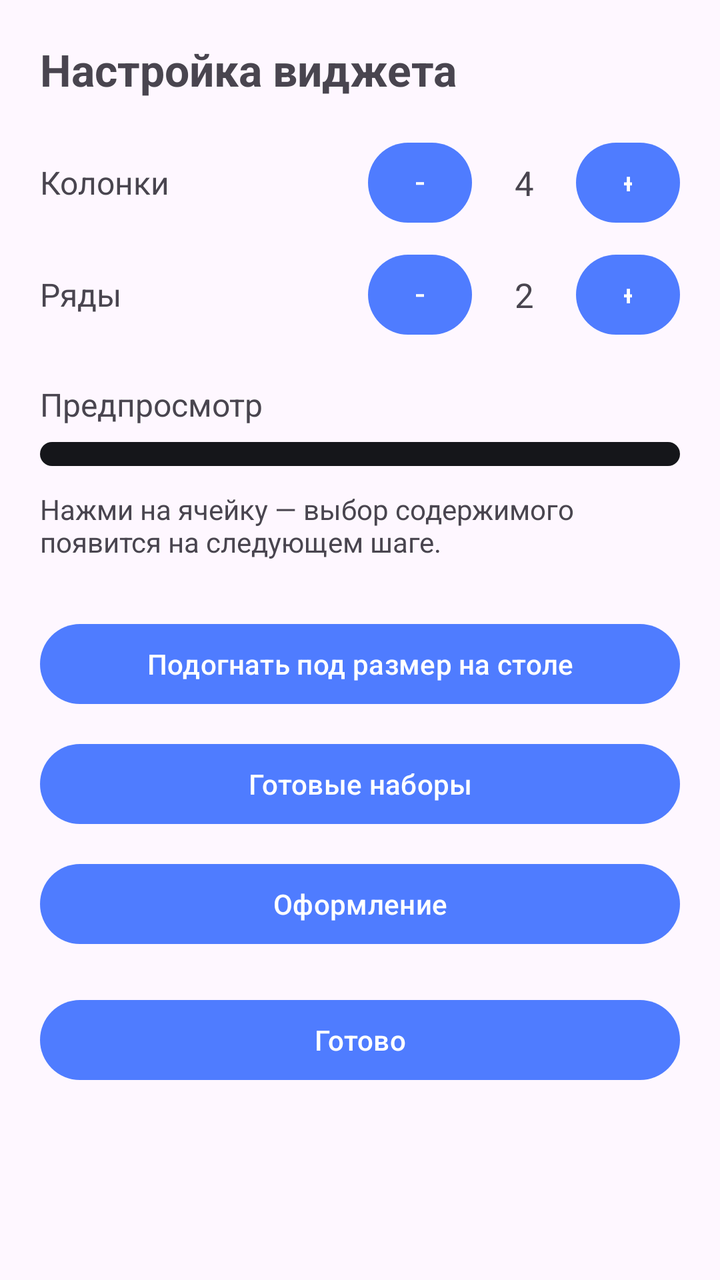
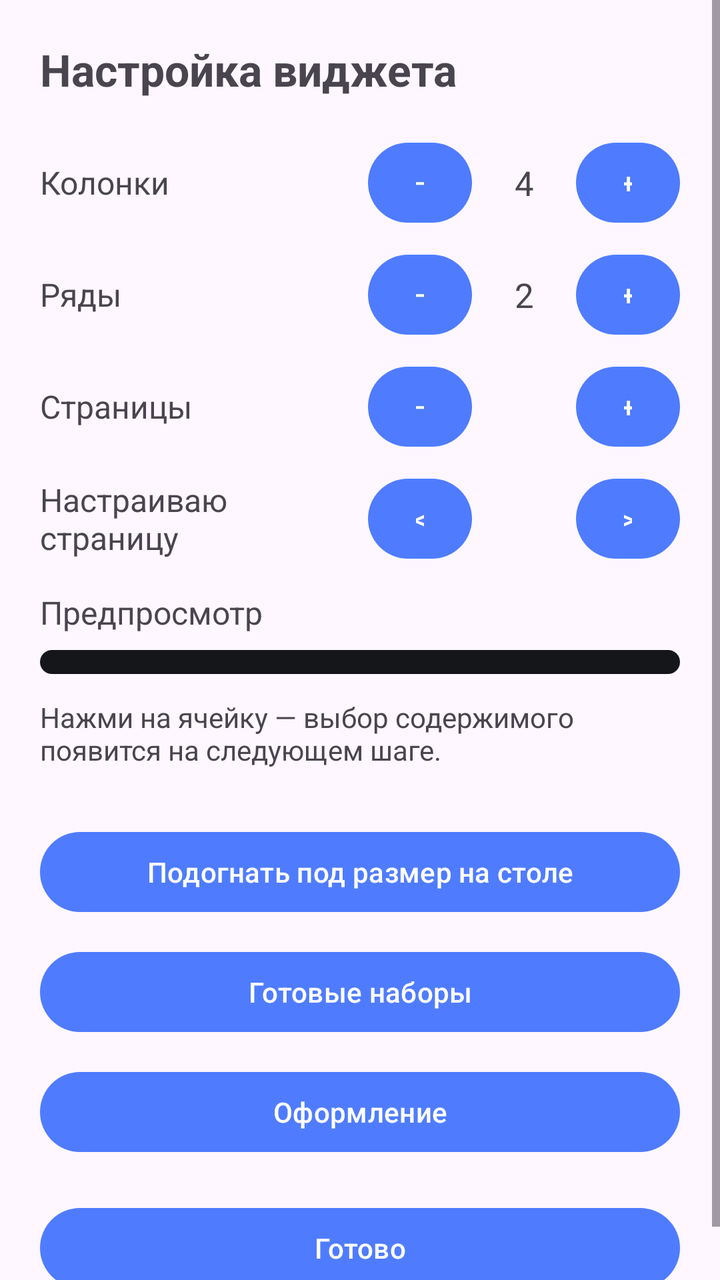

An Android layout rendered at two revisions. The XML below is the earlier revision; the diff shows what the commit changed to produce the second picture.
<!-- AndroidManifest.xml: application theme Theme.WidgetPlus -->
<!-- res/layout/activity_widget_config.xml -->
<?xml version="1.0" encoding="utf-8"?>
<ScrollView xmlns:android="http://schemas.android.com/apk/res/android"
    android:layout_width="match_parent"
    android:layout_height="match_parent"
    android:fillViewport="true">

    <LinearLayout
        android:layout_width="match_parent"
        android:layout_height="wrap_content"
        android:orientation="vertical"
        android:padding="20dp">

        <TextView
            android:layout_width="wrap_content"
            android:layout_height="wrap_content"
            android:text="@string/config_title"
            android:textSize="22sp"
            android:textStyle="bold" />

        <LinearLayout
            android:layout_width="match_parent"
            android:layout_height="wrap_content"
            android:layout_marginTop="18dp"
            android:gravity="center_vertical"
            android:orientation="horizontal">

            <TextView
                android:layout_width="0dp"
                android:layout_height="wrap_content"
                android:layout_weight="1"
                android:text="@string/config_columns"
                android:textSize="16sp" />

            <Button
                android:id="@+id/btnColsMinus"
                android:layout_width="52dp"
                android:layout_height="48dp"
                android:text="@string/minus" />

            <TextView
                android:id="@+id/tvCols"
                android:layout_width="52dp"
                android:layout_height="wrap_content"
                android:gravity="center"
                android:text="4"
                android:textSize="17sp" />

            <Button
                android:id="@+id/btnColsPlus"
                android:layout_width="52dp"
                android:layout_height="48dp"
                android:text="@string/plus" />
        </LinearLayout>

        <LinearLayout
            android:layout_width="match_parent"
            android:layout_height="wrap_content"
            android:layout_marginTop="8dp"
            android:gravity="center_vertical"
            android:orientation="horizontal">

            <TextView
                android:layout_width="0dp"
                android:layout_height="wrap_content"
                android:layout_weight="1"
                android:text="@string/config_rows"
                android:textSize="16sp" />

            <Button
                android:id="@+id/btnRowsMinus"
                android:layout_width="52dp"
                android:layout_height="48dp"
                android:text="@string/minus" />

            <TextView
                android:id="@+id/tvRows"
                android:layout_width="52dp"
                android:layout_height="wrap_content"
                android:gravity="center"
                android:text="2"
                android:textSize="17sp" />

            <Button
                android:id="@+id/btnRowsPlus"
                android:layout_width="52dp"
                android:layout_height="48dp"
                android:text="@string/plus" />
        </LinearLayout>

        <TextView
            android:layout_width="wrap_content"
            android:layout_height="wrap_content"
            android:layout_marginTop="20dp"
            android:text="@string/config_preview"
            android:textSize="16sp" />

        <LinearLayout
            android:id="@+id/previewContainer"
            android:layout_width="match_parent"
            android:layout_height="wrap_content"
            android:layout_marginTop="8dp"
            android:background="@drawable/preview_bg"
            android:orientation="vertical"
            android:padding="6dp" />

        <TextView
            android:layout_width="match_parent"
            android:layout_height="wrap_content"
            android:layout_marginTop="12dp"
            android:text="@string/config_hint"
            android:textSize="14sp" />

        <TextView
            android:id="@+id/tvSize"
            android:layout_width="match_parent"
            android:layout_height="wrap_content"
            android:layout_marginTop="10dp"
            android:textSize="13sp" />

        <Button
            android:id="@+id/btnFit"
            android:layout_width="match_parent"
            android:layout_height="wrap_content"
            android:text="@string/fit_size" />

        <Button
            android:id="@+id/btnPresets"
            android:layout_width="match_parent"
            android:layout_height="wrap_content"
            android:layout_marginTop="12dp"
            android:text="@string/presets_open" />

        <Button
            android:id="@+id/btnStyle"
            android:layout_width="match_parent"
            android:layout_height="wrap_content"
            android:layout_marginTop="12dp"
            android:text="@string/style_open" />

        <Button
            android:id="@+id/btnDone"
            android:layout_width="match_parent"
            android:layout_height="wrap_content"
            android:layout_marginTop="20dp"
            android:text="@string/config_done" />

    </LinearLayout>
</ScrollView>
<!-- resources referenced by this layout -->
<resources>
  <!-- drawable preview_bg (drawable) -->
  <?xml version="1.0" encoding="utf-8"?>
  <shape xmlns:android="http://schemas.android.com/apk/res/android"
      android:shape="rectangle">
      <solid android:color="#FF15161A" />
      <corners android:radius="16dp" />
  </shape>
  <string name="config_columns">Колонки</string>
  <string name="config_done">Готово</string>
  <string name="config_hint">Нажми на ячейку — выбор содержимого появится на следующем шаге.</string>
  <string name="config_preview">Предпросмотр</string>
  <string name="config_rows">Ряды</string>
  <string name="config_title">Настройка виджета</string>
  <string name="fit_size">Подогнать под размер на столе</string>
  <string name="minus">−</string>
  <string name="plus">+</string>
  <string name="presets_open">Готовые наборы</string>
  <string name="style_open">Оформление</string>
  <style name="Theme.WidgetPlus" parent="Theme.Material3.DayNight">
          <item name="colorPrimary">@color/brand</item>
          <item name="colorOnPrimary">#FFFFFFFF</item>
      </style>
  <color name="brand">#FF4F7CFF</color>
</resources>

<!-- the commit's change to res/layout/activity_widget_config.xml (unified diff, before → after) -->
@@ -87,10 +87,77 @@
                 android:text="@string/plus" />
         </LinearLayout>
 
+        <LinearLayout
+            android:layout_width="match_parent"
+            android:layout_height="wrap_content"
+            android:layout_marginTop="8dp"
+            android:gravity="center_vertical"
+            android:orientation="horizontal">
+
+            <TextView
+                android:layout_width="0dp"
+                android:layout_height="wrap_content"
+                android:layout_weight="1"
+                android:text="@string/config_pages"
+                android:textSize="16sp" />
+
+            <Button
+                android:id="@+id/btnPagesMinus"
+                android:layout_width="52dp"
+                android:layout_height="48dp"
+                android:text="@string/minus" />
+
+            <TextView
+                android:id="@+id/tvPages"
+                android:layout_width="52dp"
+                android:layout_height="wrap_content"
+                android:gravity="center"
+                android:textSize="17sp" />
+
+            <Button
+                android:id="@+id/btnPagesPlus"
+                android:layout_width="52dp"
+                android:layout_height="48dp"
+                android:text="@string/plus" />
+        </LinearLayout>
+
+        <LinearLayout
+            android:layout_width="match_parent"
+            android:layout_height="wrap_content"
+            android:layout_marginTop="8dp"
+            android:gravity="center_vertical"
+            android:orientation="horizontal">
+
+            <TextView
+                android:layout_width="0dp"
+                android:layout_height="wrap_content"
+                android:layout_weight="1"
+                android:text="@string/config_page_current"
+                android:textSize="16sp" />
+
+            <Button
+                android:id="@+id/btnPagePrev"
+                android:layout_width="52dp"
+                android:layout_height="48dp"
+                android:text="&lt;" />
+
+            <TextView
+                android:id="@+id/tvPage"
+                android:layout_width="52dp"
+                android:layout_height="wrap_content"
+                android:gravity="center"
+                android:textSize="17sp" />
+
+            <Button
+                android:id="@+id/btnPageNext"
+                android:layout_width="52dp"
+                android:layout_height="48dp"
+                android:text="&gt;" />
+        </LinearLayout>
         <TextView
             android:layout_width="wrap_content"
             android:layout_height="wrap_content"
-            android:layout_marginTop="20dp"
+            android:layout_marginTop="12dp"
             android:text="@string/config_preview"
             android:textSize="16sp" />
 
<!-- resource entries referenced after the edit -->
@@ -10,6 +10,8 @@
   <string name="config_columns">Колонки</string>
   <string name="config_done">Готово</string>
   <string name="config_hint">Нажми на ячейку — выбор содержимого появится на следующем шаге.</string>
+  <string name="config_page_current">Настраиваю страницу</string>
+  <string name="config_pages">Страницы</string>
   <string name="config_preview">Предпросмотр</string>
   <string name="config_rows">Ряды</string>
   <string name="config_title">Настройка виджета</string>
